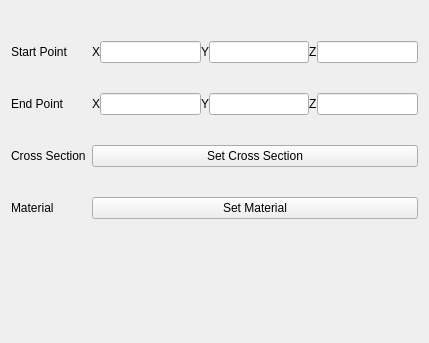
open-pulse/OpenPulse, file pulse/interface/ui_files/model/geometry/edit_pipe.ui: the form before one commit.
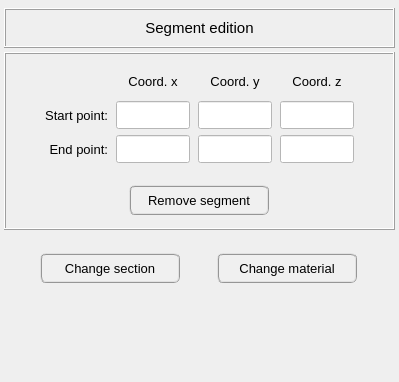
The form after the commit.

What changed in the file:
```diff
--- a/pulse/interface/ui_files/model/geometry/edit_pipe.ui
+++ b/pulse/interface/ui_files/model/geometry/edit_pipe.ui
@@ -6,140 +6,29 @@
    <rect>
     <x>0</x>
     <y>0</y>
-    <width>429</width>
-    <height>343</height>
+    <width>399</width>
+    <height>382</height>
    </rect>
   </property>
   <property name="windowTitle">
    <string>Form</string>
   </property>
-  <layout class="QGridLayout" name="gridLayout">
-   <item row="1" column="0">
-    <layout class="QGridLayout" name="gridLayout_2">
-     <property name="topMargin">
-      <number>30</number>
-     </property>
-     <property name="verticalSpacing">
-      <number>30</number>
-     </property>
-     <item row="0" column="1">
-      <layout class="QHBoxLayout" name="horizontalLayout">
-       <item>
-        <widget class="QLabel" name="label_8">
-         <property name="text">
-          <string>X</string>
-         </property>
-        </widget>
-       </item>
-       <item>
-        <widget class="QLineEdit" name="lineEdit_3"/>
-       </item>
-       <item>
-        <widget class="QLabel" name="label_9">
-         <property name="text">
-          <string>Y</string>
-         </property>
-        </widget>
-       </item>
-       <item>
-        <widget class="QLineEdit" name="lineEdit_2"/>
-       </item>
-       <item>
-        <widget class="QLabel" name="label_10">
-         <property name="text">
-          <string>Z</string>
-         </property>
-        </widget>
-       </item>
-       <item>
-        <widget class="QLineEdit" name="lineEdit"/>
-       </item>
-      </layout>
-     </item>
-     <item row="2" column="1">
-      <widget class="QPushButton" name="pushButton">
-       <property name="text">
-        <string>Set Cross Section</string>
-       </property>
-      </widget>
-     </item>
-     <item row="2" column="0">
-      <widget class="QLabel" name="label">
-       <property name="text">
-        <string>Cross Section</string>
-       </property>
-      </widget>
-     </item>
-     <item row="3" column="1">
-      <widget class="QPushButton" name="pushButton_2">
-       <property name="sizePolicy">
-        <sizepolicy hsizetype="Expanding" vsizetype="Fixed">
-         <horstretch>0</horstretch>
-         <verstretch>0</verstretch>
-        </sizepolicy>
-       </property>
-       <property name="text">
-        <string>Set Material</string>
-       </property>
-      </widget>
-     </item>
-     <item row="1" column="0">
-      <widget class="QLabel" name="label_4">
-       <property name="text">
-        <string>End Point</string>
-       </property>
-      </widget>
-     </item>
-     <item row="3" column="0">
-      <widget class="QLabel" name="label_2">
-       <property name="text">
-        <string>Material</string>
-       </property>
-      </widget>
-     </item>
-     <item row="1" column="1">
-      <layout class="QHBoxLayout" name="horizontalLayout_2">
-       <item>
-        <widget class="QLabel" name="label_5">
-         <property name="text">
-          <string>X</string>
-         </property>
-        </widget>
-       </item>
-       <item>
-        <widget class="QLineEdit" name="lineEdit_5"/>
-       </item>
-       <item>
-        <widget class="QLabel" name="label_6">
-         <property name="text">
-          <string>Y</string>
-         </property>
-        </widget>
-       </item>
-       <item>
-        <widget class="QLineEdit" name="lineEdit_4"/>
-       </item>
-       <item>
-        <widget class="QLabel" name="label_7">
-         <property name="text">
-          <string>Z</string>
-         </property>
-        </widget>
-       </item>
-       <item>
-        <widget class="QLineEdit" name="lineEdit_6"/>
-       </item>
-      </layout>
-     </item>
-     <item row="0" column="0">
-      <widget class="QLabel" name="label_3">
-       <property name="text">
-        <string>Start Point</string>
-       </property>
-      </widget>
-     </item>
-    </layout>
-   </item>
+  <layout class="QGridLayout" name="gridLayout_3">
+   <property name="leftMargin">
+    <number>0</number>
+   </property>
+   <property name="topMargin">
+    <number>4</number>
+   </property>
+   <property name="rightMargin">
+    <number>0</number>
+   </property>
+   <property name="bottomMargin">
+    <number>4</number>
+   </property>
+   <property name="spacing">
+    <number>4</number>
+   </property>
    <item row="2" column="0">
     <spacer name="verticalSpacer">
      <property name="orientation">
@@ -153,6 +42,674 @@
      </property>
     </spacer>
    </item>
+   <item row="0" column="0">
+    <widget class="QFrame" name="frame_6">
+     <property name="frameShape">
+      <enum>QFrame::NoFrame</enum>
+     </property>
+     <property name="frameShadow">
+      <enum>QFrame::Raised</enum>
+     </property>
+     <layout class="QGridLayout" name="gridLayout_7">
+      <property name="leftMargin">
+       <number>4</number>
+      </property>
+      <property name="topMargin">
+       <number>4</number>
+      </property>
+      <property name="rightMargin">
+       <number>4</number>
+      </property>
+      <property name="bottomMargin">
+       <number>4</number>
+      </property>
+      <property name="spacing">
+       <number>4</number>
+      </property>
+      <item row="0" column="0">
+       <widget class="QFrame" name="frame">
+        <property name="minimumSize">
+         <size>
+          <width>0</width>
+          <height>40</height>
+         </size>
+        </property>
+        <property name="maximumSize">
+         <size>
+          <width>16777215</width>
+          <height>40</height>
+         </size>
+        </property>
+        <property name="frameShape">
+         <enum>QFrame::Box</enum>
+        </property>
+        <property name="frameShadow">
+         <enum>QFrame::Raised</enum>
+        </property>
+        <layout class="QGridLayout" name="gridLayout_5">
+         <property name="leftMargin">
+          <number>4</number>
+         </property>
+         <property name="topMargin">
+          <number>4</number>
+         </property>
+         <property name="rightMargin">
+          <number>4</number>
+         </property>
+         <property name="bottomMargin">
+          <number>4</number>
+         </property>
+         <item row="0" column="0">
+          <widget class="QLabel" name="label">
+           <property name="font">
+            <font>
+             <pointsize>11</pointsize>
+            </font>
+           </property>
+           <property name="text">
+            <string>Segment edition</string>
+           </property>
+           <property name="textFormat">
+            <enum>Qt::AutoText</enum>
+           </property>
+           <property name="alignment">
+            <set>Qt::AlignCenter</set>
+           </property>
+          </widget>
+         </item>
+        </layout>
+       </widget>
+      </item>
+      <item row="1" column="0">
+       <widget class="QFrame" name="frame_2">
+        <property name="frameShape">
+         <enum>QFrame::Box</enum>
+        </property>
+        <property name="frameShadow">
+         <enum>QFrame::Raised</enum>
+        </property>
+        <layout class="QGridLayout" name="gridLayout_2">
+         <property name="leftMargin">
+          <number>4</number>
+         </property>
+         <property name="topMargin">
+          <number>4</number>
+         </property>
+         <property name="rightMargin">
+          <number>4</number>
+         </property>
+         <property name="bottomMargin">
+          <number>4</number>
+         </property>
+         <property name="spacing">
+          <number>4</number>
+         </property>
+         <item row="0" column="2">
+          <spacer name="horizontalSpacer_2">
+           <property name="orientation">
+            <enum>Qt::Horizontal</enum>
+           </property>
+           <property name="sizeHint" stdset="0">
+            <size>
+             <width>40</width>
+             <height>20</height>
+            </size>
+           </property>
+          </spacer>
+         </item>
+         <item row="0" column="1">
+          <widget class="QFrame" name="frame_3">
+           <property name="font">
+            <font>
+             <pointsize>10</pointsize>
+            </font>
+           </property>
+           <property name="frameShape">
+            <enum>QFrame::NoFrame</enum>
+           </property>
+           <property name="frameShadow">
+            <enum>QFrame::Raised</enum>
+           </property>
+           <layout class="QGridLayout" name="gridLayout">
+            <property name="horizontalSpacing">
+             <number>8</number>
+            </property>
+            <item row="1" column="2">
+             <widget class="QLineEdit" name="coord_y_start">
+              <property name="enabled">
+               <bool>true</bool>
+              </property>
+              <property name="minimumSize">
+               <size>
+                <width>60</width>
+                <height>28</height>
+               </size>
+              </property>
+              <property name="maximumSize">
+               <size>
+                <width>80</width>
+                <height>28</height>
+               </size>
+              </property>
+              <property name="font">
+               <font>
+                <pointsize>10</pointsize>
+               </font>
+              </property>
+              <property name="focusPolicy">
+               <enum>Qt::ClickFocus</enum>
+              </property>
+              <property name="styleSheet">
+               <string notr="true">background-color: rgb(255, 255, 255);</string>
+              </property>
+              <property name="text">
+               <string/>
+              </property>
+              <property name="alignment">
+               <set>Qt::AlignCenter</set>
+              </property>
+             </widget>
+            </item>
+            <item row="1" column="1">
+             <widget class="QLineEdit" name="coord_x_start">
+              <property name="enabled">
+               <bool>true</bool>
+              </property>
+              <property name="minimumSize">
+               <size>
+                <width>60</width>
+                <height>28</height>
+               </size>
+              </property>
+              <property name="maximumSize">
+               <size>
+                <width>80</width>
+                <height>28</height>
+               </size>
+              </property>
+              <property name="font">
+               <font>
+                <pointsize>10</pointsize>
+               </font>
+              </property>
+              <property name="focusPolicy">
+               <enum>Qt::ClickFocus</enum>
+              </property>
+              <property name="styleSheet">
+               <string notr="true">background-color: rgb(255, 255, 255);</string>
+              </property>
+              <property name="text">
+               <string/>
+              </property>
+              <property name="alignment">
+               <set>Qt::AlignCenter</set>
+              </property>
+             </widget>
+            </item>
+            <item row="0" column="0">
+             <widget class="QLabel" name="label_5">
+              <property name="minimumSize">
+               <size>
+                <width>0</width>
+                <height>28</height>
+               </size>
+              </property>
+              <property name="maximumSize">
+               <size>
+                <width>16777215</width>
+                <height>28</height>
+               </size>
+              </property>
+              <property name="text">
+               <string/>
+              </property>
+             </widget>
+            </item>
+            <item row="1" column="3">
+             <widget class="QLineEdit" name="coord_z_start">
+              <property name="enabled">
+               <bool>true</bool>
+              </property>
+              <property name="minimumSize">
+               <size>
+                <width>60</width>
+                <height>28</height>
+               </size>
+              </property>
+              <property name="maximumSize">
+               <size>
+                <width>80</width>
+                <height>28</height>
+               </size>
+              </property>
+              <property name="font">
+               <font>
+                <pointsize>10</pointsize>
+               </font>
+              </property>
+              <property name="focusPolicy">
+               <enum>Qt::ClickFocus</enum>
+              </property>
+              <property name="styleSheet">
+               <string notr="true">background-color: rgb(255, 255, 255);</string>
+              </property>
+              <property name="text">
+               <string/>
+              </property>
+              <property name="alignment">
+               <set>Qt::AlignCenter</set>
+              </property>
+             </widget>
+            </item>
+            <item row="2" column="1">
+             <widget class="QLineEdit" name="coord_x_end">
+              <property name="enabled">
+               <bool>true</bool>
+              </property>
+              <property name="minimumSize">
+               <size>
+                <width>60</width>
+                <height>28</height>
+               </size>
+              </property>
+              <property name="maximumSize">
+               <size>
+                <width>80</width>
+                <height>28</height>
+               </size>
+              </property>
+              <property name="font">
+               <font>
+                <pointsize>10</pointsize>
+               </font>
+              </property>
+              <property name="focusPolicy">
+               <enum>Qt::ClickFocus</enum>
+              </property>
+              <property name="styleSheet">
+               <string notr="true">background-color: rgb(255, 255, 255);</string>
+              </property>
+              <property name="text">
+               <string/>
+              </property>
+              <property name="alignment">
+               <set>Qt::AlignCenter</set>
+              </property>
+             </widget>
+            </item>
+            <item row="2" column="2">
+             <widget class="QLineEdit" name="coord_y_end">
+              <property name="enabled">
+               <bool>true</bool>
+              </property>
+              <property name="minimumSize">
+               <size>
+                <width>60</width>
+                <height>28</height>
+               </size>
+              </property>
+              <property name="maximumSize">
+               <size>
+                <width>80</width>
+                <height>28</height>
+               </size>
+              </property>
+              <property name="font">
+               <font>
+                <pointsize>10</pointsize>
+               </font>
+              </property>
+              <property name="focusPolicy">
+               <enum>Qt::ClickFocus</enum>
+              </property>
+              <property name="styleSheet">
+               <string notr="true">background-color: rgb(255, 255, 255);</string>
+              </property>
+              <property name="text">
+               <string/>
+              </property>
+              <property name="alignment">
+               <set>Qt::AlignCenter</set>
+              </property>
+             </widget>
+            </item>
+            <item row="2" column="3">
+             <widget class="QLineEdit" name="coord_z_end">
+              <property name="enabled">
+               <bool>true</bool>
+              </property>
+              <property name="minimumSize">
+               <size>
+                <width>60</width>
+                <height>28</height>
+               </size>
+              </property>
+              <property name="maximumSize">
+               <size>
+                <width>80</width>
+                <height>28</height>
+               </size>
+              </property>
+              <property name="font">
+               <font>
+                <pointsize>10</pointsize>
+               </font>
+              </property>
+              <property name="focusPolicy">
+               <enum>Qt::ClickFocus</enum>
+              </property>
+              <property name="styleSheet">
+               <string notr="true">background-color: rgb(255, 255, 255);</string>
+              </property>
+              <property name="text">
+               <string/>
+              </property>
+              <property name="alignment">
+               <set>Qt::AlignCenter</set>
+              </property>
+             </widget>
+            </item>
+            <item row="0" column="1">
+             <widget class="QLabel" name="label_6">
+              <property name="minimumSize">
+               <size>
+                <width>0</width>
+                <height>28</height>
+               </size>
+              </property>
+              <property name="maximumSize">
+               <size>
+                <width>16777215</width>
+                <height>28</height>
+               </size>
+              </property>
+              <property name="font">
+               <font>
+                <pointsize>10</pointsize>
+               </font>
+              </property>
+              <property name="text">
+               <string>Coord. x</string>
+              </property>
+              <property name="alignment">
+               <set>Qt::AlignCenter</set>
+              </property>
+             </widget>
+            </item>
+            <item row="0" column="2">
+             <widget class="QLabel" name="label_8">
+              <property name="minimumSize">
+               <size>
+                <width>0</width>
+                <height>28</height>
+               </size>
+              </property>
+              <property name="maximumSize">
+               <size>
+                <width>16777215</width>
+                <height>28</height>
+               </size>
+              </property>
+              <property name="font">
+               <font>
+                <pointsize>10</pointsize>
+               </font>
+              </property>
+              <property name="text">
+               <string>Coord. y</string>
+              </property>
+              <property name="alignment">
+               <set>Qt::AlignCenter</set>
+              </property>
+             </widget>
+            </item>
+            <item row="0" column="3">
+             <widget class="QLabel" name="label_7">
+              <property name="minimumSize">
+               <size>
+                <width>0</width>
+                <height>28</height>
+               </size>
+              </property>
+              <property name="maximumSize">
+               <size>
+                <width>16777215</width>
+                <height>28</height>
+               </size>
+              </property>
+              <property name="font">
+               <font>
+                <pointsize>10</pointsize>
+               </font>
+              </property>
+              <property name="text">
+               <string>Coord. z</string>
+              </property>
+              <property name="alignment">
+               <set>Qt::AlignCenter</set>
+              </property>
+             </widget>
+            </item>
+            <item row="2" column="0">
+             <widget class="QLabel" name="label_4">
+              <property name="minimumSize">
+               <size>
+                <width>0</width>
+                <height>28</height>
+               </size>
+              </property>
+              <property name="maximumSize">
+               <size>
+                <width>16777215</width>
+                <height>28</height>
+               </size>
+              </property>
+              <property name="font">
+               <font>
+                <pointsize>10</pointsize>
+               </font>
+              </property>
+              <property name="text">
+               <string>End point:</string>
+              </property>
+              <property name="alignment">
+               <set>Qt::AlignRight|Qt::AlignTrailing|Qt::AlignVCenter</set>
+              </property>
+             </widget>
+            </item>
+            <item row="1" column="0">
+             <widget class="QLabel" name="label_3">
+              <property name="minimumSize">
+               <size>
+                <width>0</width>
+                <height>28</height>
+               </size>
+              </property>
+              <property name="maximumSize">
+               <size>
+                <width>16777215</width>
+                <height>28</height>
+               </size>
+              </property>
+              <property name="font">
+               <font>
+                <pointsize>10</pointsize>
+               </font>
+              </property>
+              <property name="text">
+               <string>Start point:</string>
+              </property>
+              <property name="alignment">
+               <set>Qt::AlignRight|Qt::AlignTrailing|Qt::AlignVCenter</set>
+              </property>
+             </widget>
+            </item>
+           </layout>
+          </widget>
+         </item>
+         <item row="0" column="0">
+          <spacer name="horizontalSpacer">
+           <property name="orientation">
+            <enum>Qt::Horizontal</enum>
+           </property>
+           <property name="sizeHint" stdset="0">
+            <size>
+             <width>40</width>
+             <height>20</height>
+            </size>
+           </property>
+          </spacer>
+         </item>
+         <item row="1" column="0" colspan="3">
+          <widget class="QFrame" name="frame_5">
+           <property name="minimumSize">
+            <size>
+             <width>0</width>
+             <height>48</height>
+            </size>
+           </property>
+           <property name="frameShape">
+            <enum>QFrame::NoFrame</enum>
+           </property>
+           <property name="frameShadow">
+            <enum>QFrame::Raised</enum>
+           </property>
+           <layout class="QGridLayout" name="gridLayout_6">
+            <item row="0" column="0">
+             <widget class="QPushButton" name="remove_segment_button">
+              <property name="minimumSize">
+               <size>
+                <width>140</width>
+                <height>30</height>
+               </size>
+              </property>
+              <property name="maximumSize">
+               <size>
+                <width>140</width>
+                <height>30</height>
+               </size>
+              </property>
+              <property name="font">
+               <font>
+                <family>MS Shell Dlg 2</family>
+                <pointsize>10</pointsize>
+                <weight>50</weight>
+                <italic>false</italic>
+                <bold>false</bold>
+               </font>
+              </property>
+              <property name="styleSheet">
+               <string notr="true">QPushButton{border-radius: 6px; border-color: rgb(150, 150, 150); border-style: ridge; border-width: 2px; color: rgb(0, 0, 0); background-color: rgb(240, 240, 240)}
+QPushButton:hover{border-radius: 6px; border-color: rgb(0, 170, 255); border-style: ridge; border-width: 2px; color: rgb(0, 0, 0); background-color: rgba(174, 213, 255, 100)}
+QPushButton:pressed{border-radius: 6px; border-color: rgb(0, 170, 255); border-style: ridge; border-width: 2px; color: rgb(0, 0, 0); background-color: rgb(174, 213, 255)}
+QPushButton:disabled{border-radius: 6px; border-color: rgb(150, 150, 150); border-style: ridge; border-width: 0px; color: rgb(150,150, 150); background-color: rgb(220, 220, 220)}</string>
+              </property>
+              <property name="text">
+               <string>Remove segment</string>
+              </property>
+             </widget>
+            </item>
+           </layout>
+          </widget>
+         </item>
+        </layout>
+       </widget>
+      </item>
+     </layout>
+    </widget>
+   </item>
+   <item row="1" column="0">
+    <widget class="QFrame" name="frame_4">
+     <property name="minimumSize">
+      <size>
+       <width>0</width>
+       <height>60</height>
+      </size>
+     </property>
+     <property name="maximumSize">
+      <size>
+       <width>16777215</width>
+       <height>60</height>
+      </size>
+     </property>
+     <property name="frameShape">
+      <enum>QFrame::NoFrame</enum>
+     </property>
+     <property name="frameShadow">
+      <enum>QFrame::Raised</enum>
+     </property>
+     <layout class="QGridLayout" name="gridLayout_4">
+      <item row="0" column="0">
+       <widget class="QPushButton" name="change_section_button">
+        <property name="minimumSize">
+         <size>
+          <width>140</width>
+          <height>30</height>
+         </size>
+        </property>
+        <property name="maximumSize">
+         <size>
+          <width>140</width>
+          <height>30</height>
+         </size>
+        </property>
+        <property name="font">
+         <font>
+          <family>MS Shell Dlg 2</family>
+          <pointsize>10</pointsize>
+          <weight>50</weight>
+          <italic>false</italic>
+          <bold>false</bold>
+         </font>
+        </property>
+        <property name="styleSheet">
+         <string notr="true">QPushButton{border-radius: 6px; border-color: rgb(150, 150, 150); border-style: ridge; border-width: 2px; color: rgb(0, 0, 0); background-color: rgb(240, 240, 240)}
+QPushButton:hover{border-radius: 6px; border-color: rgb(0, 170, 255); border-style: ridge; border-width: 2px; color: rgb(0, 0, 0); background-color: rgba(174, 213, 255, 100)}
+QPushButton:pressed{border-radius: 6px; border-color: rgb(0, 170, 255); border-style: ridge; border-width: 2px; color: rgb(0, 0, 0); background-color: rgb(174, 213, 255)}
+QPushButton:disabled{border-radius: 6px; border-color: rgb(150, 150, 150); border-style: ridge; border-width: 0px; color: rgb(150,150, 150); background-color: rgb(220, 220, 220)}</string>
+        </property>
+        <property name="text">
+         <string>Change section</string>
+        </property>
+       </widget>
+      </item>
+      <item row="0" column="1">
+       <widget class="QPushButton" name="change_material_button">
+        <property name="minimumSize">
+         <size>
+          <width>140</width>
+          <height>30</height>
+         </size>
+        </property>
+        <property name="maximumSize">
+         <size>
+          <width>140</width>
+          <height>30</height>
+         </size>
+        </property>
+        <property name="font">
+         <font>
+          <family>MS Shell Dlg 2</family>
+          <pointsize>10</pointsize>
+          <weight>50</weight>
+          <italic>false</italic>
+          <bold>false</bold>
+         </font>
+        </property>
+        <property name="styleSheet">
+         <string notr="true">QPushButton{border-radius: 6px; border-color: rgb(150, 150, 150); border-style: ridge; border-width: 2px; color: rgb(0, 0, 0); background-color: rgb(240, 240, 240)}
+QPushButton:hover{border-radius: 6px; border-color: rgb(0, 170, 255); border-style: ridge; border-width: 2px; color: rgb(0, 0, 0); background-color: rgba(174, 213, 255, 100)}
+QPushButton:pressed{border-radius: 6px; border-color: rgb(0, 170, 255); border-style: ridge; border-width: 2px; color: rgb(0, 0, 0); background-color: rgb(174, 213, 255)}
+QPushButton:disabled{border-radius: 6px; border-color: rgb(150, 150, 150); border-style: ridge; border-width: 0px; color: rgb(150,150, 150); background-color: rgb(220, 220, 220)}</string>
+        </property>
+        <property name="text">
+         <string>Change material</string>
+        </property>
+       </widget>
+      </item>
+     </layout>
+    </widget>
+   </item>
   </layout>
  </widget>
  <resources/>
```
